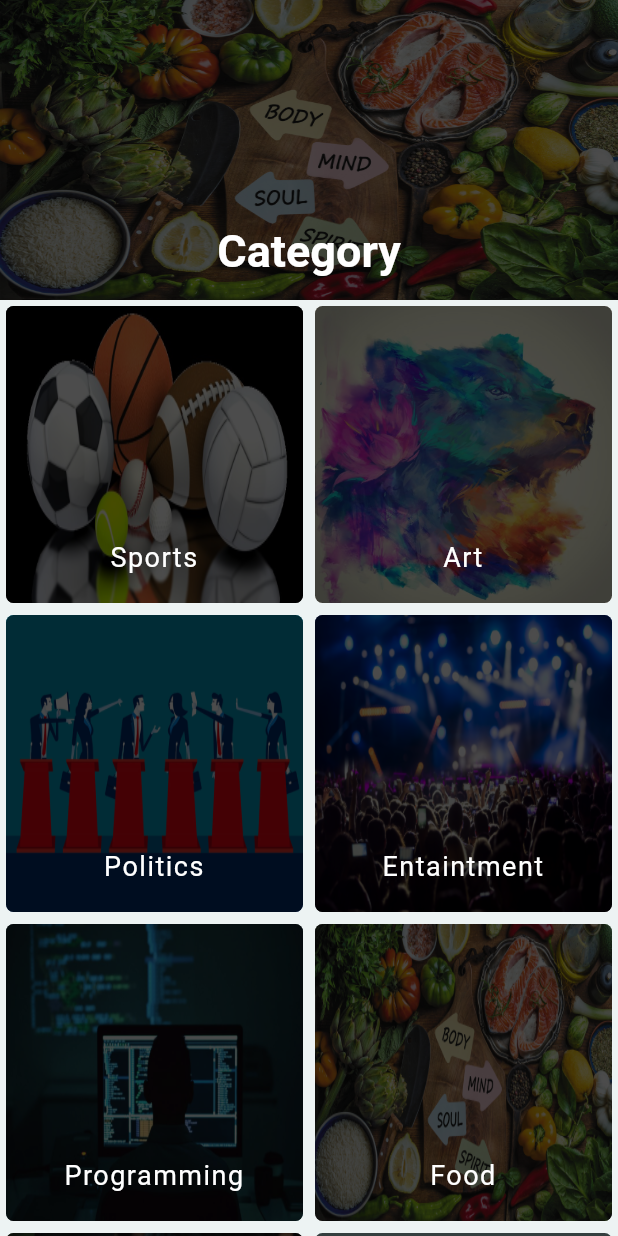
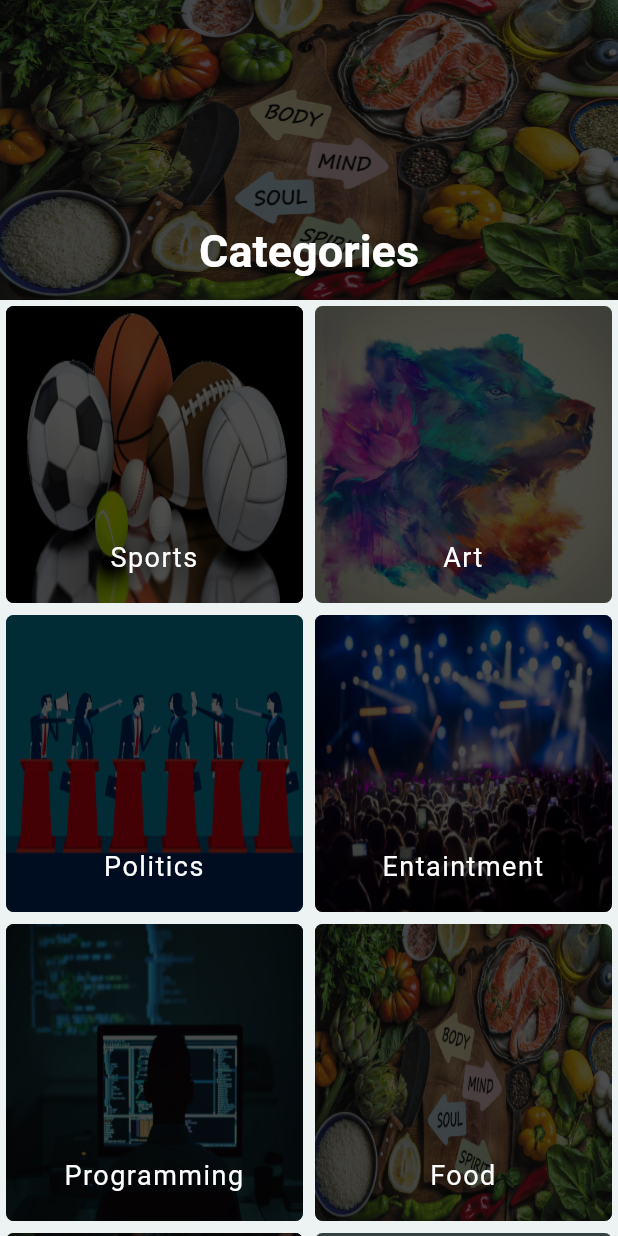
Before and after one commit to Williano/Bona-Blog-Mobile, a Flutter app: the CategoryListScreen screen opened directly, on a phone screen of 412 x 824 dp. Run offline on Flutter 3.47's test engine with Material 2 defaults, Android fonts, the light colour scheme and no system bars.

Commit message:
Update name

```diff
--- a/lib/screens/category_list_screen.dart
+++ b/lib/screens/category_list_screen.dart
@@ -26,7 +26,7 @@ class _CategoryListScreenState extends State<CategoryListScreen> {
         slivers: <Widget>[
           customSliverAppBar(
               context: context,
-              title: "Category",
+              title: "Categories",
               assetImage: "assets/images/food.jpg"),
           _categoriesSliverGrid()
         ],
```
